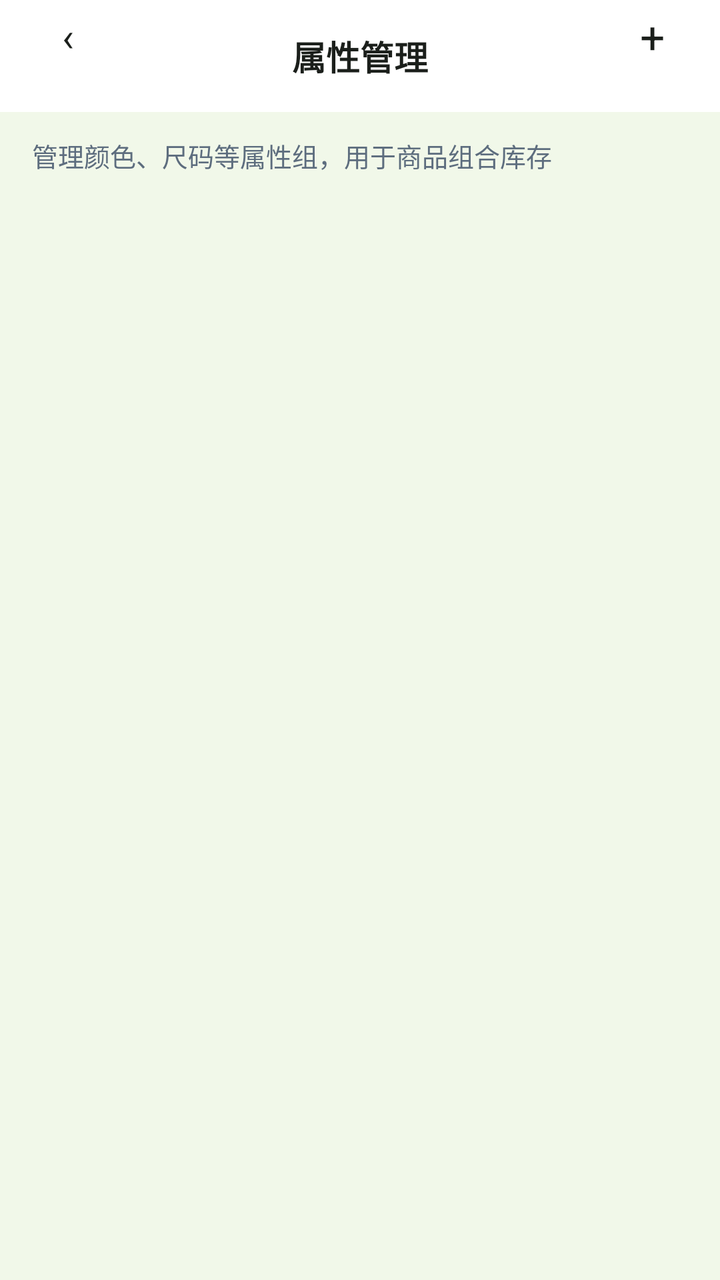
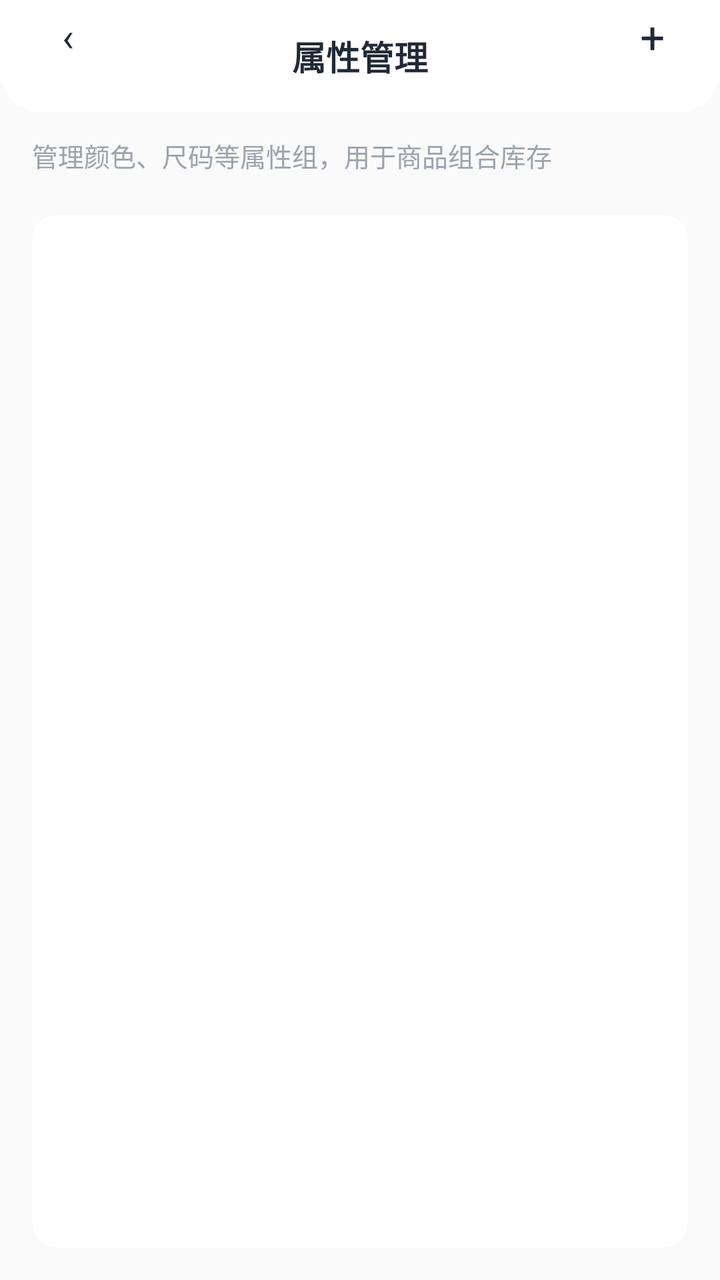

An Android layout rendered at two revisions. The XML below is the earlier revision; the diff shows what the commit changed to produce the second picture.
<!-- AndroidManifest.xml: application theme Theme.ClothingSI -->
<!-- res/layout/activity_attributes.xml -->
<?xml version="1.0" encoding="utf-8"?>
<LinearLayout xmlns:android="http://schemas.android.com/apk/res/android"
    xmlns:app="http://schemas.android.com/apk/res-auto"
    android:layout_width="match_parent" android:layout_height="match_parent"
    android:orientation="vertical" android:background="@color/bg">
    <RelativeLayout android:layout_width="match_parent" android:layout_height="56dp"
        android:background="@drawable/header_bar_bg" android:paddingHorizontal="16dp">
        <TextView android:id="@+id/btn_back" android:layout_width="36dp" android:layout_height="36dp"
            android:text="‹" android:textSize="20dp" android:textColor="@color/text_primary"
            android:gravity="center" android:background="@drawable/circle_bg" />
        <TextView android:layout_width="wrap_content" android:layout_height="wrap_content"
            android:text="属性管理" android:textSize="17dp" android:textStyle="bold"
            android:textColor="@color/text_primary" android:layout_centerInParent="true" />
        <TextView android:id="@+id/btn_add_group" android:layout_width="36dp" android:layout_height="36dp"
            android:text="+" android:textSize="22dp" android:textColor="@color/text_primary"
            android:gravity="center" android:layout_alignParentEnd="true"
            android:background="@drawable/circle_bg" />
    </RelativeLayout>
    <TextView android:layout_width="match_parent" android:layout_height="wrap_content"
        android:text="管理颜色、尺码等属性组，用于商品组合库存"
        android:textSize="13dp" android:textColor="@color/text_secondary" android:paddingHorizontal="16dp"
        android:paddingTop="12dp" android:paddingBottom="4dp" />
    <androidx.recyclerview.widget.RecyclerView android:id="@+id/rv_attribute_groups"
        android:layout_width="match_parent" android:layout_height="match_parent" android:padding="16dp" />
</LinearLayout>
<!-- resources referenced by this layout -->
<resources>
  <color name="bg">#F1F8E9</color>
  <color name="text_primary">#1B1F1B</color>
  <color name="text_secondary">#5D6D7E</color>
  <!-- drawable circle_bg (drawable) -->
  <?xml version="1.0" encoding="utf-8"?>
  <shape xmlns:android="http://schemas.android.com/apk/res/android" android:shape="oval">
      <solid android:color="#26FFFFFF" />
  </shape>
  <!-- drawable header_bar_bg (drawable) -->
  <?xml version="1.0" encoding="utf-8"?>
  <shape xmlns:android="http://schemas.android.com/apk/res/android" android:shape="rectangle">
      <solid android:color="#FFFFFF" />
  </shape>
  <style name="Theme.ClothingSI" parent="Theme.Material3.Light.NoActionBar">
          <item name="colorPrimary">@color/primary</item>
          <item name="colorPrimaryDark">@color/primary_dark</item>
          <item name="colorAccent">@color/accent</item>
          <item name="android:statusBarColor">@android:color/transparent</item>
          <item name="android:navigationBarColor">@color/white</item>
          
          <item name="android:windowLightStatusBar">true</item>
          
          <item name="android:fontFamily">sans-serif</item>
          <item name="android:textViewStyle">@style/TextView.Base</item>
      </style>
  <color name="primary">#2E7D32</color>
  <color name="primary_dark">#1B5E20</color>
  <color name="accent">#66BB6A</color>
  <color name="white">#FFFFFF</color>
  <style name="TextView.Base" parent="android:Widget.TextView">
          <item name="android:fontFamily">sans-serif</item>
      </style>
</resources>

<!-- the commit's change to res/layout/activity_attributes.xml (unified diff, before → after) -->
@@ -2,24 +2,32 @@
 <LinearLayout xmlns:android="http://schemas.android.com/apk/res/android"
     xmlns:app="http://schemas.android.com/apk/res-auto"
     android:layout_width="match_parent" android:layout_height="match_parent"
-    android:orientation="vertical" android:background="@color/bg">
+    android:orientation="vertical" android:background="@color/md_surface_container_low">
     <RelativeLayout android:layout_width="match_parent" android:layout_height="56dp"
         android:background="@drawable/header_bar_bg" android:paddingHorizontal="16dp">
         <TextView android:id="@+id/btn_back" android:layout_width="36dp" android:layout_height="36dp"
-            android:text="‹" android:textSize="20dp" android:textColor="@color/text_primary"
+            android:text="‹" android:textSize="20sp" android:textColor="@color/md_on_surface"
             android:gravity="center" android:background="@drawable/circle_bg" />
         <TextView android:layout_width="wrap_content" android:layout_height="wrap_content"
-            android:text="属性管理" android:textSize="17dp" android:textStyle="bold"
-            android:textColor="@color/text_primary" android:layout_centerInParent="true" />
+            android:text="属性管理" android:textSize="17sp" android:textStyle="bold"
+            android:textColor="@color/md_on_surface" android:layout_centerInParent="true" />
         <TextView android:id="@+id/btn_add_group" android:layout_width="36dp" android:layout_height="36dp"
-            android:text="+" android:textSize="22dp" android:textColor="@color/text_primary"
+            android:text="+" android:textSize="22sp" android:textColor="@color/md_on_surface"
             android:gravity="center" android:layout_alignParentEnd="true"
             android:background="@drawable/circle_bg" />
     </RelativeLayout>
+
     <TextView android:layout_width="match_parent" android:layout_height="wrap_content"
         android:text="管理颜色、尺码等属性组，用于商品组合库存"
-        android:textSize="13dp" android:textColor="@color/text_secondary" android:paddingHorizontal="16dp"
-        android:paddingTop="12dp" android:paddingBottom="4dp" />
-    <androidx.recyclerview.widget.RecyclerView android:id="@+id/rv_attribute_groups"
-        android:layout_width="match_parent" android:layout_height="match_parent" android:padding="16dp" />
+        android:textSize="13sp" android:textColor="@color/md_on_surface_variant"
+        android:paddingHorizontal="16dp" android:paddingTop="12dp" android:paddingBottom="4dp" />
+
+    <androidx.cardview.widget.CardView
+        android:layout_width="match_parent" android:layout_height="match_parent"
+        android:layout_margin="16dp" android:layout_marginTop="8dp"
+        app:cardCornerRadius="12dp" app:cardElevation="1dp"
+        android:paddingStart="4dp" android:paddingEnd="4dp">
+        <androidx.recyclerview.widget.RecyclerView android:id="@+id/rv_attribute_groups"
+            android:layout_width="match_parent" android:layout_height="match_parent" android:padding="0dp" />
+    </androidx.cardview.widget.CardView>
 </LinearLayout>
<!-- resource entries referenced after the edit -->
@@ -1,8 +1,8 @@
 <!-- resources referenced by this layout -->
 <resources>
-  <color name="bg">#F1F8E9</color>
-  <color name="text_primary">#1B1F1B</color>
-  <color name="text_secondary">#5D6D7E</color>
+  <color name="md_on_surface">#1F2937</color>
+  <color name="md_on_surface_variant">#9CA3AF</color>
+  <color name="md_surface_container_low">#FAFAFA</color>
   <!-- drawable circle_bg (drawable) -->
   <?xml version="1.0" encoding="utf-8"?>
   <shape xmlns:android="http://schemas.android.com/apk/res/android" android:shape="oval">
@@ -11,24 +11,58 @@
   <!-- drawable header_bar_bg (drawable) -->
   <?xml version="1.0" encoding="utf-8"?>
   <shape xmlns:android="http://schemas.android.com/apk/res/android" android:shape="rectangle">
-      <solid android:color="#FFFFFF" />
+      <solid android:color="@color/md_surface" />
+      <corners android:topLeftRadius="0dp" android:topRightRadius="0dp" android:bottomLeftRadius="20dp" android:bottomRightRadius="20dp" />
   </shape>
   <style name="Theme.ClothingSI" parent="Theme.Material3.Light.NoActionBar">
-          <item name="colorPrimary">@color/primary</item>
-          <item name="colorPrimaryDark">@color/primary_dark</item>
-          <item name="colorAccent">@color/accent</item>
+          
+          <item name="colorPrimary">@color/md_primary</item>
+          <item name="colorOnPrimary">@color/md_on_primary</item>
+          <item name="colorPrimaryContainer">@color/md_primary_container</item>
+          <item name="colorOnPrimaryContainer">@color/md_on_primary_container</item>
+  
+          
+          <item name="colorSecondary">@color/md_secondary</item>
+          <item name="colorOnSecondary">@color/md_on_secondary</item>
+          <item name="colorSecondaryContainer">@color/md_secondary_container</item>
+          <item name="colorOnSecondaryContainer">@color/md_on_secondary_container</item>
+  
+          
+          <item name="android:colorBackground">@color/md_surface_container_low</item>
+          <item name="colorSurface">@color/md_surface</item>
+          <item name="colorOnSurface">@color/md_on_surface</item>
+          <item name="colorOnSurfaceVariant">@color/md_on_surface_variant</item>
+  
+          
+          <item name="colorOutline">@color/md_outline</item>
+          <item name="colorOutlineVariant">@color/md_outline_variant</item>
+  
+          
+          <item name="colorError">@color/md_error</item>
+          <item name="colorOnError">@color/md_on_error</item>
+  
+          
           <item name="android:statusBarColor">@android:color/transparent</item>
-          <item name="android:navigationBarColor">@color/white</item>
-          
+          <item name="android:navigationBarColor">@color/md_surface</item>
           <item name="android:windowLightStatusBar">true</item>
+  
           
           <item name="android:fontFamily">sans-serif</item>
           <item name="android:textViewStyle">@style/TextView.Base</item>
       </style>
-  <color name="primary">#2E7D32</color>
-  <color name="primary_dark">#1B5E20</color>
-  <color name="accent">#66BB6A</color>
-  <color name="white">#FFFFFF</color>
+  <color name="md_surface">#FFFFFF</color>
+  <color name="md_primary">#F97316</color>
+  <color name="md_on_primary">#FFFFFF</color>
+  <color name="md_primary_container">#FFF7ED</color>
+  <color name="md_on_primary_container">#5C3D00</color>
+  <color name="md_secondary">#2563EB</color>
+  <color name="md_on_secondary">#FFFFFF</color>
+  <color name="md_secondary_container">#DBEAFE</color>
+  <color name="md_on_secondary_container">#001A3E</color>
+  <color name="md_outline">#9CA3AF</color>
+  <color name="md_outline_variant">#D1D5DB</color>
+  <color name="md_error">#EF4444</color>
+  <color name="md_on_error">#FFFFFF</color>
   <style name="TextView.Base" parent="android:Widget.TextView">
           <item name="android:fontFamily">sans-serif</item>
       </style>
